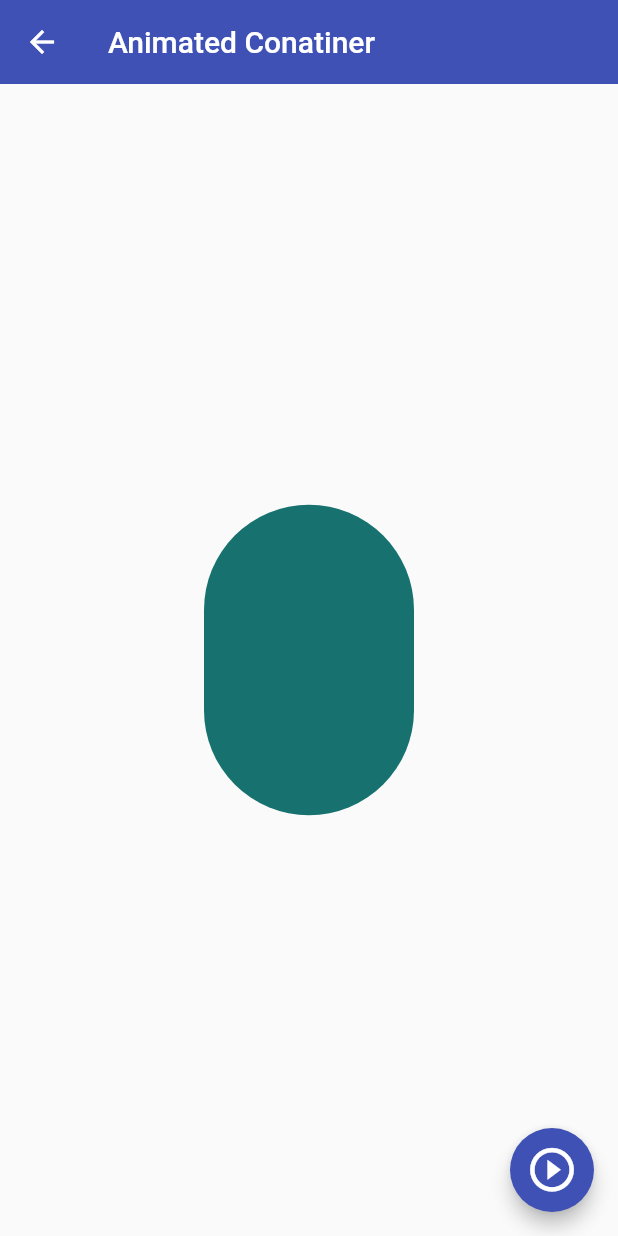
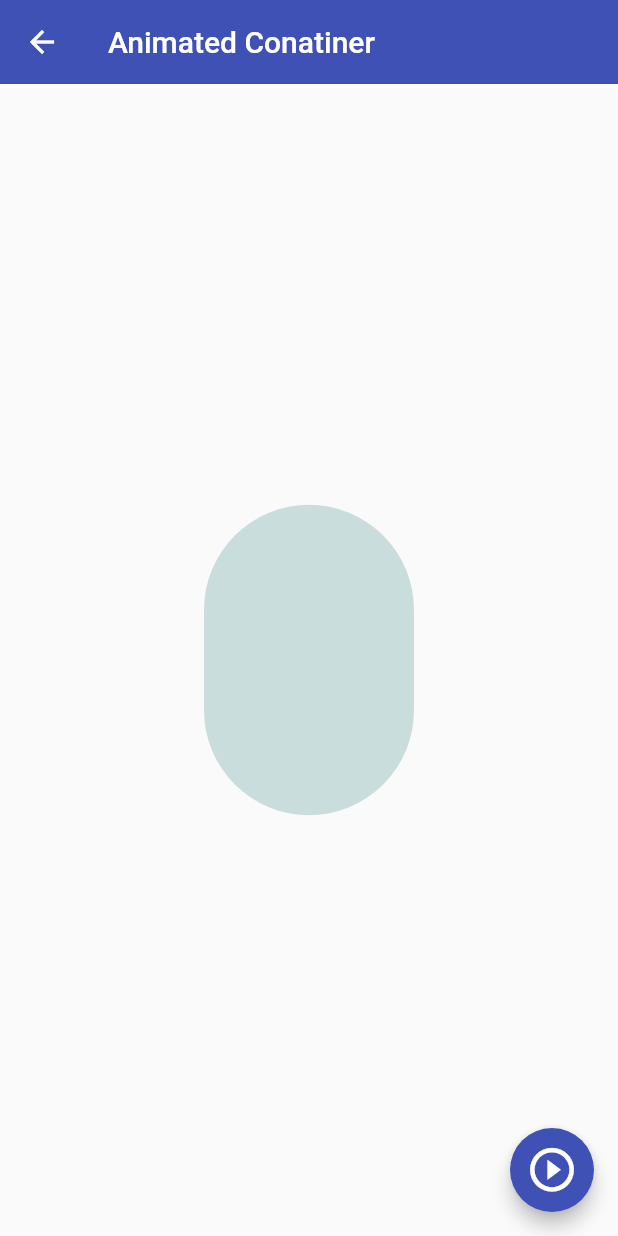
Before and after one commit to JeancarlosCarvajal/componentes-de-flutter-basicos, a Flutter app: the AnimatedScreen screen opened by its route, after a tap on the "play circle outline" icon, on a phone screen of 412 x 824 dp. Run offline on Flutter 3.47's test engine with Material 2 defaults, Android fonts, the phone set to English and light mode, and no system bars.

```diff
--- a/lib/router/app_routes.dart
+++ b/lib/router/app_routes.dart
@@ -10,7 +10,7 @@ class AppRoutes{
 
   static final menuOptions = <MenuOption>[
     // todo borrar home
-    MenuOption(route: 'home', name: 'Home screen', screen: const HomeScreen(), icon: Icons.home),
+    // MenuOption(route: 'home', name: 'Home screen', screen: const HomeScreen(), icon: Icons.home),
     MenuOption(route: 'listview1', name: 'Listview tipo 1', screen: const Listview1Screen(), icon: Icons.list_alt),
     MenuOption(route: 'listview2', name: 'Listview tipo 2', screen: const Listview1Screen(), icon: Icons.list),
     MenuOption(route: 'alert', name: 'Alertas - Alerts', screen: const AlertScreen(), icon: Icons.add_alert_outlined),
@@ -24,9 +24,12 @@ class AppRoutes{
 
     Map<String, Widget Function(BuildContext)> appRoutes = {};
 
+    appRoutes.addAll({ 'home' : ( BuildContext context ) => const HomeScreen() });
+
     for (var option in menuOptions) {
       appRoutes.addAll({option.route : ( BuildContext context )  => option.screen});
     }
+
     return appRoutes;
   }
 
@@ -39,7 +42,7 @@ class AppRoutes{
   // };
 
   static Route<dynamic> onGenerateRoute (RouteSettings settings) {
-    print(settings);
+    // print(settings);
     return MaterialPageRoute(
       builder: (context) => const AlertScreen(),
     );
--- a/lib/screens/animated_screen.dart
+++ b/lib/screens/animated_screen.dart
@@ -22,7 +22,7 @@ class _AnimatedScreenState extends State<AnimatedScreen> {
     final random = Random();
     _width  = random.nextInt(150).toDouble() + 70;
     _height = random.nextInt(150).toDouble() + 70;
-    _color = Color.fromRGBO(random.nextInt(255), random.nextInt(255), random.nextInt(255), random.nextInt(255).roundToDouble());
+    _color = Color.fromRGBO(random.nextInt(255), random.nextInt(255), random.nextInt(255), random.nextDouble());
     _borderRadious = BorderRadius.circular(random.nextInt(100).toDouble() + 10);
     setState(() { });
   }
@@ -34,9 +34,12 @@ class _AnimatedScreenState extends State<AnimatedScreen> {
         title:  const Text('Animated Conatiner'),
       ),
       body: Center(
-         child: Container(
+        child: AnimatedContainer( // Antes era Container
+          duration: const Duration(milliseconds: 400),
           width: _width,
           height: _height,
+          curve: Curves.easeOutCubic, // Toda animacion que reciba un curve puede usar clases de curve
+          // tenia bounceOut
           //  color: Colors.red, // no se puede usar colors y boxdecoration al mismo tiempo
           decoration: BoxDecoration(
             color: _color,
```
Also changed, not shown: lib/screens/avatar_screen.dart (line endings or trailing spaces). Lines whose indentation alone changed are shown as unchanged.
